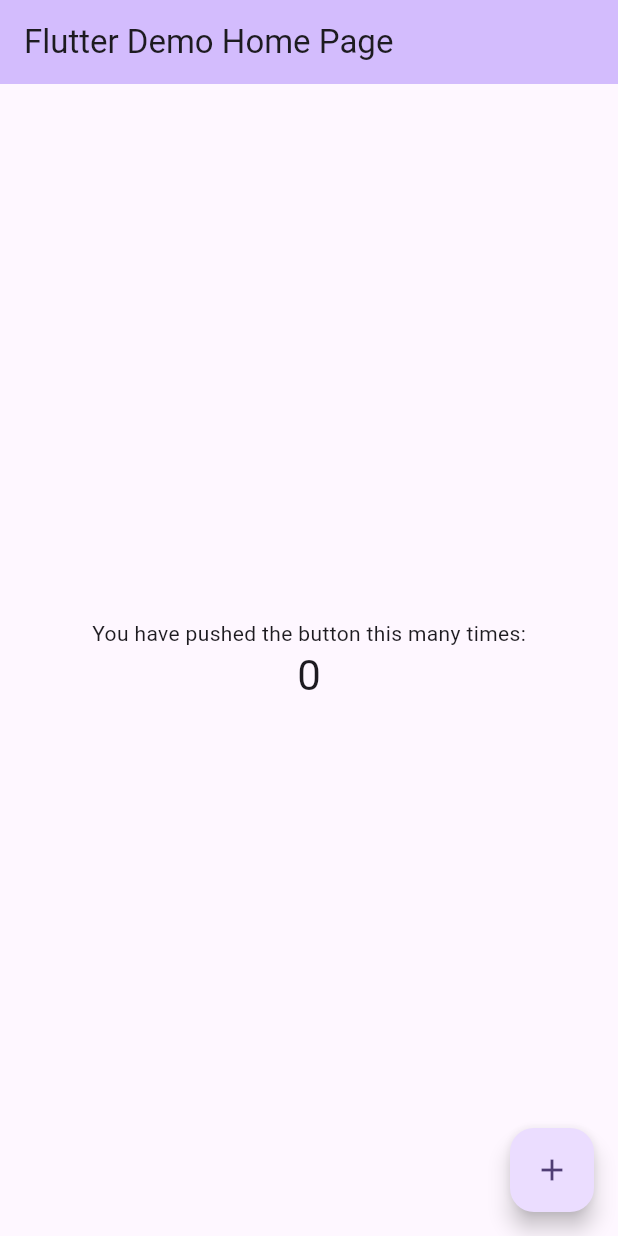
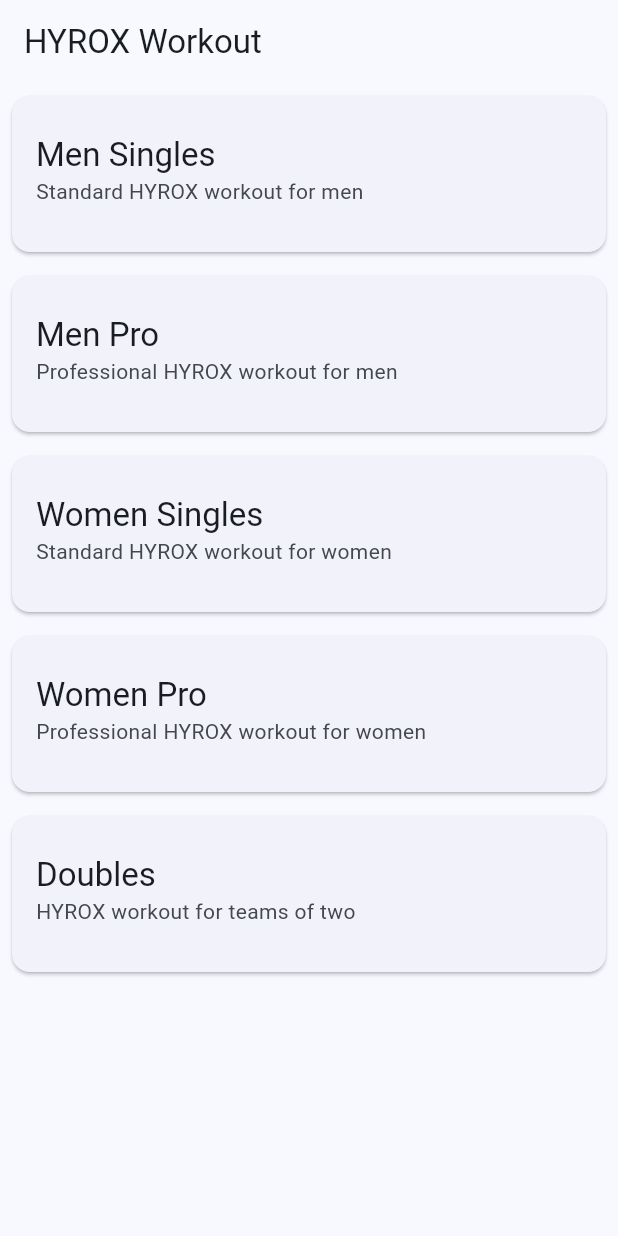
Before and after one commit to HenryCorn/Hyrox, a Flutter app: the screen it shows after launch, on a phone screen of 412 x 824 dp. Run offline on Flutter 3.47's test engine with Material 3 defaults, Android fonts, the phone set to English and light mode, and no system bars; our stand-ins replace built_collection, built_value, dio; missing offline and left inert: one_of_serializer, screen_brightness; generated files the repository leaves out were written again.

Commit message:
feat(workout): add workout selection and active workout screens with timer functionality

```diff
--- a/apps/mobile/lib/main.dart
+++ b/apps/mobile/lib/main.dart
@@ -1,4 +1,5 @@
 import 'package:flutter/material.dart';
+import 'screens/workout_selection_screen.dart';
 
 void main() {
   runApp(const MyApp());
@@ -7,116 +8,15 @@ void main() {
 class MyApp extends StatelessWidget {
   const MyApp({super.key});
 
-  // This widget is the root of your application.
   @override
   Widget build(BuildContext context) {
     return MaterialApp(
-      title: 'Flutter Demo',
+      title: 'Hyrox Tracker',
       theme: ThemeData(
-        // This is the theme of your application.
-        //
-        // TRY THIS: Try running your application with "flutter run". You'll see
-        // the application has a purple toolbar. Then, without quitting the app,
-        // try changing the seedColor in the colorScheme below to Colors.green
-        // and then invoke "hot reload" (save your changes or press the "hot
-        // reload" button in a Flutter-supported IDE, or press "r" if you used
-        // the command line to start the app).
-        //
-        // Notice that the counter didn't reset back to zero; the application
-        // state is not lost during the reload. To reset the state, use hot
-        // restart instead.
-        //
-        // This works for code too, not just values: Most code changes can be
-        // tested with just a hot reload.
-        colorScheme: ColorScheme.fromSeed(seedColor: Colors.deepPurple),
+        colorScheme: ColorScheme.fromSeed(seedColor: Colors.blue),
+        useMaterial3: true,
       ),
-      home: const MyHomePage(title: 'Flutter Demo Home Page'),
+      home: const WorkoutSelectionScreen(),
     );
   }
 }
-
-class MyHomePage extends StatefulWidget {
-  const MyHomePage({super.key, required this.title});
-
-  // This widget is the home page of your application. It is stateful, meaning
-  // that it has a State object (defined below) that contains fields that affect
-  // how it looks.
-
-  // This class is the configuration for the state. It holds the values (in this
-  // case the title) provided by the parent (in this case the App widget) and
-  // used by the build method of the State. Fields in a Widget subclass are
-  // always marked "final".
-
-  final String title;
-
-  @override
-  State<MyHomePage> createState() => _MyHomePageState();
-}
-
-class _MyHomePageState extends State<MyHomePage> {
-  int _counter = 0;
-
-  void _incrementCounter() {
-    setState(() {
-      // This call to setState tells the Flutter framework that something has
-      // changed in this State, which causes it to rerun the build method below
-      // so that the display can reflect the updated values. If we changed
-      // _counter without calling setState(), then the build method would not be
-      // called again, and so nothing would appear to happen.
-      _counter++;
-    });
-  }
-
-  @override
-  Widget build(BuildContext context) {
-    // This method is rerun every time setState is called, for instance as done
-    // by the _incrementCounter method above.
-    //
-    // The Flutter framework has been optimized to make rerunning build methods
-    // fast, so that you can just rebuild anything that needs updating rather
-    // than having to individually change instances of widgets.
-    return Scaffold(
-      appBar: AppBar(
-        // TRY THIS: Try changing the color here to a specific color (to
-        // Colors.amber, perhaps?) and trigger a hot reload to see the AppBar
-        // change color while the other colors stay the same.
-        backgroundColor: Theme.of(context).colorScheme.inversePrimary,
-        // Here we take the value from the MyHomePage object that was created by
-        // the App.build method, and use it to set our appbar title.
-        title: Text(widget.title),
-      ),
-      body: Center(
-        // Center is a layout widget. It takes a single child and positions it
-        // in the middle of the parent.
-        child: Column(
-          // Column is also a layout widget. It takes a list of children and
-          // arranges them vertically. By default, it sizes itself to fit its
-          // children horizontally, and tries to be as tall as its parent.
-          //
-          // Column has various properties to control how it sizes itself and
-          // how it positions its children. Here we use mainAxisAlignment to
-          // center the children vertically; the main axis here is the vertical
-          // axis because Columns are vertical (the cross axis would be
-          // horizontal).
-          //
-          // TRY THIS: Invoke "debug painting" (choose the "Toggle Debug Paint"
-          // action in the IDE, or press "p" in the console), to see the
-          // wireframe for each widget.
-          mainAxisAlignment: MainAxisAlignment.center,
-          children: <Widget>[
-            const Text('You have pushed the button this many times:'),
-            Text(
-              '$_counter',
-              style: Theme.of(context).textTheme.headlineMedium,
-            ),
-          ],
-        ),
-      ),
-      floatingActionButton: FloatingActionButton(
-        onPressed: _incrementCounter,
-        tooltip: 'Increment',
-        child: const Icon(Icons.add),
-      ), // This trailing comma makes auto-formatting nicer for build methods.
-    );
-  }
-}
--- /dev/null
+++ b/apps/mobile/lib/screens/workout_selection_screen.dart
@@ -0,0 +1,77 @@
+import 'package:flutter/material.dart';
+import '../models/hyrox_workouts.dart';
+import 'active_workout_screen.dart';
+
+class WorkoutSelectionScreen extends StatelessWidget {
+  const WorkoutSelectionScreen({super.key});
+
+  @override
+  Widget build(BuildContext context) {
+    return Scaffold(
+      appBar: AppBar(
+        title: const Text('HYROX Workout'),
+      ),
+      body: ListView(
+        children: [
+          _buildCategoryCard(
+            context,
+            'Men Singles',
+            'Standard HYROX workout for men',
+            HyroxCategory.menSingles,
+          ),
+          _buildCategoryCard(
+            context,
+            'Men Pro',
+            'Professional HYROX workout for men',
+            HyroxCategory.menPro,
+          ),
+          _buildCategoryCard(
+            context,
+            'Women Singles',
+            'Standard HYROX workout for women',
+            HyroxCategory.womenSingles,
+          ),
+          _buildCategoryCard(
+            context,
+            'Women Pro',
+            'Professional HYROX workout for women',
+            HyroxCategory.womenPro,
+          ),
+          _buildCategoryCard(
+            context,
+            'Doubles',
+            'HYROX workout for teams of two',
+            HyroxCategory.doubles,
+          ),
+        ],
+      ),
+    );
+  }
+
+  Widget _buildCategoryCard(
+    BuildContext context,
+    String title,
+    String description,
+    HyroxCategory category,
+  ) {
+    return Card(
+      margin: const EdgeInsets.all(8.0),
+      child: ListTile(
+        contentPadding: const EdgeInsets.all(16.0),
+        title: Text(
+          title,
+          style: Theme.of(context).textTheme.titleLarge,
+        ),
+        subtitle: Text(description),
+        onTap: () {
+          final workout = HyroxWorkout.getWorkout(category);
+          Navigator.of(context).push(
+            MaterialPageRoute(
+              builder: (context) => ActiveWorkoutScreen(routine: workout),
+            ),
+          );
+        },
+      ),
+    );
+  }
+}
```
Also changed, not shown: apps/mobile/lib/models/hyrox_workouts.dart (added, +113 -0 lines), apps/mobile/lib/screens/active_workout_screen.dart (+61 -33 lines), 3 other files.
